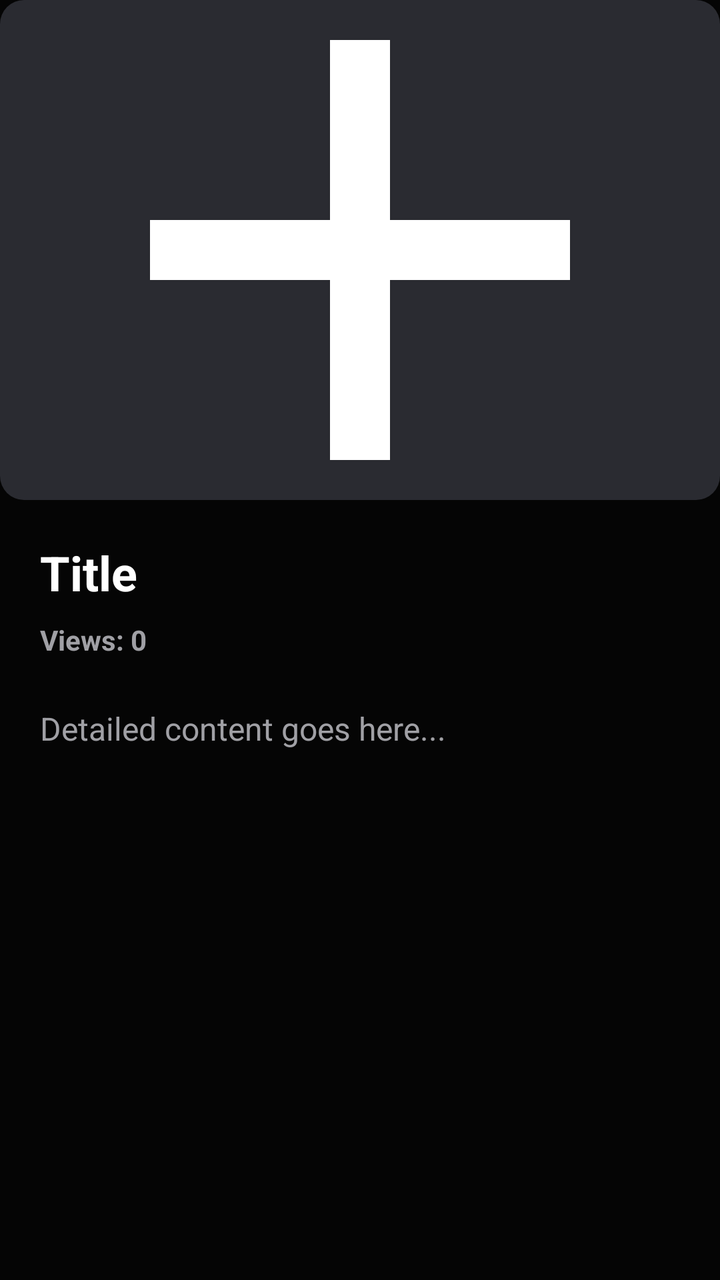
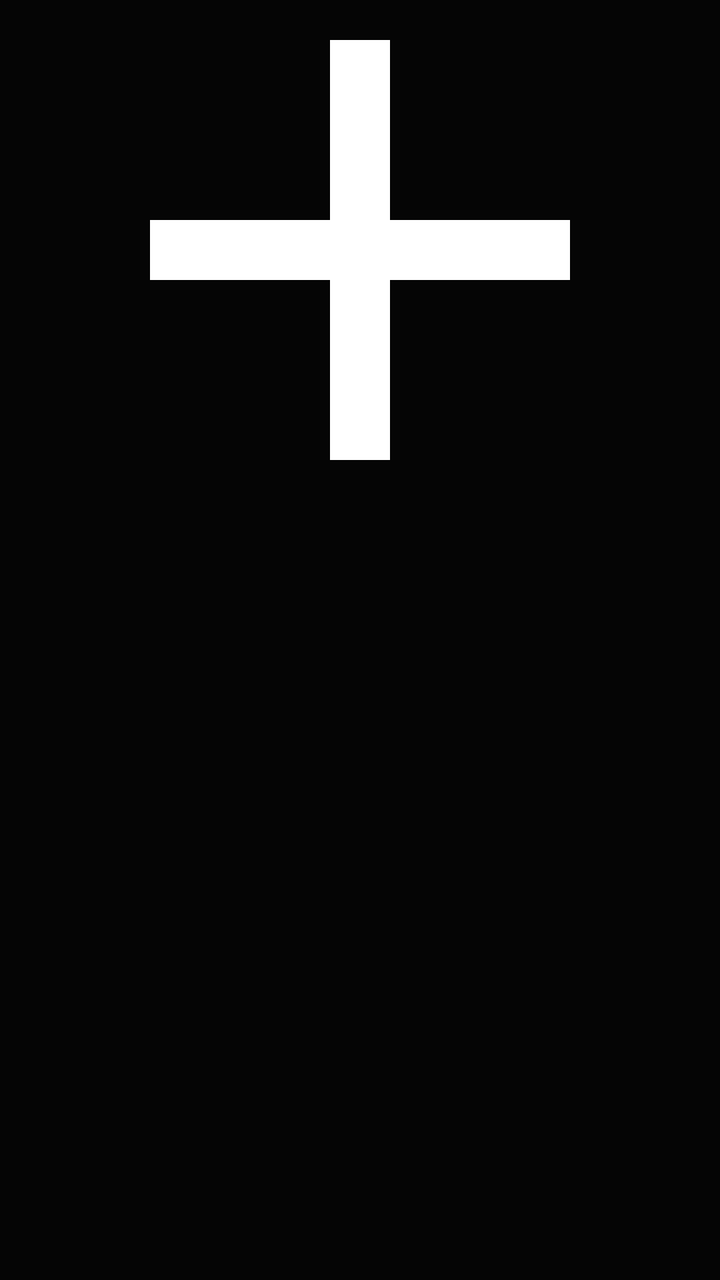

An Android layout rendered at two revisions. The XML below is the earlier revision; the diff shows what the commit changed to produce the second picture.
<!-- AndroidManifest.xml: application theme Theme.Lab06 -->
<!-- res/layout/activity_detail.xml -->
<?xml version="1.0" encoding="utf-8"?>
<LinearLayout xmlns:android="http://schemas.android.com/apk/res/android"
    android:id="@+id/main"
    android:layout_width="match_parent"
    android:layout_height="match_parent"
    android:background="@color/bg_main_dark"
    android:orientation="vertical">

    <ImageView
        android:id="@+id/img_detail_cover"
        android:layout_width="match_parent"
        android:layout_height="250dp"
        android:background="@drawable/bg_image_placeholder"
        android:scaleType="centerCrop"
        android:src="@drawable/ic_image_placeholder" />

    <LinearLayout
        android:layout_width="match_parent"
        android:layout_height="match_parent"
        android:orientation="vertical"
        android:padding="20dp">

        <TextView
            android:id="@+id/tv_detail_title"
            android:layout_width="match_parent"
            android:layout_height="wrap_content"
            android:text="Title"
            android:textColor="@color/text_title_white"
            android:textSize="24sp"
            android:textStyle="bold" />

        <TextView
            android:id="@+id/tv_detail_views"
            android:layout_width="match_parent"
            android:layout_height="wrap_content"
            android:layout_marginTop="8dp"
            android:text="Views: 0"
            android:textColor="@color/text_content_grey"
            android:textSize="14sp"
            android:textStyle="bold" />

        <TextView
            android:id="@+id/tv_detail_content"
            android:layout_width="match_parent"
            android:layout_height="wrap_content"
            android:layout_marginTop="24dp"
            android:lineSpacingExtra="6dp"
            android:text="Detailed content goes here..."
            android:textColor="@color/text_content_grey"
            android:textSize="16sp" />
    </LinearLayout>

</LinearLayout>
<!-- resources referenced by this layout -->
<resources>
  <color name="bg_main_dark">#050505</color>
  <color name="text_content_grey">#A0A0A5</color>
  <color name="text_title_white">#FFFFFF</color>
  <!-- drawable bg_image_placeholder (drawable) -->
  <?xml version="1.0" encoding="utf-8"?>
  <shape xmlns:android="http://schemas.android.com/apk/res/android"
      android:shape="rectangle">
      
      <solid android:color="#2A2B31" />
      
      <corners android:radius="12dp" />
  </shape>
  <!-- drawable ic_image_placeholder (drawable) -->
  <vector xmlns:android="http://schemas.android.com/apk/res/android" android:height="24dp" android:tint="#FFFFFF" android:viewportHeight="24" android:viewportWidth="24" android:width="24dp">
        
      <path android:fillColor="@android:color/white" android:pathData="M19,13h-6v6h-2v-6H5v-2h6V5h2v6h6v2z"/>
      
  </vector>
  <style name="Theme.Lab06" parent="Base.Theme.Lab06" />
  <style name="Base.Theme.Lab06" parent="Theme.AppCompat.DayNight.DarkActionBar">
          
          
      </style>
</resources>

<!-- the commit's change to res/layout/activity_detail.xml (unified diff, before → after) -->
@@ -1,53 +1,58 @@
 <?xml version="1.0" encoding="utf-8"?>
-<LinearLayout xmlns:android="http://schemas.android.com/apk/res/android"
+<ScrollView xmlns:android="http://schemas.android.com/apk/res/android"
     android:id="@+id/main"
     android:layout_width="match_parent"
     android:layout_height="match_parent"
     android:background="@color/bg_main_dark"
-    android:orientation="vertical">
+    android:fillViewport="true"> 
 
-    <ImageView
-        android:id="@+id/img_detail_cover"
-        android:layout_width="match_parent"
-        android:layout_height="250dp"
-        android:background="@drawable/bg_image_placeholder"
-        android:scaleType="centerCrop"
-        android:src="@drawable/ic_image_placeholder" />
-
+    
     <LinearLayout
         android:layout_width="match_parent"
-        android:layout_height="match_parent"
-        android:orientation="vertical"
-        android:padding="20dp">
+        android:layout_height="wrap_content"
+        android:orientation="vertical">
 
-        <TextView
-            android:id="@+id/tv_detail_title"
+        
+        <ImageView
+            android:id="@+id/img_detail_cover"
+            android:layout_width="match_parent"
+            android:layout_height="250dp"
+            android:scaleType="centerCrop"
+            android:src="@drawable/ic_image_placeholder" />
+
+        
+        <LinearLayout
             android:layout_width="match_parent"
             android:layout_height="wrap_content"
-            android:text="Title"
-            android:textColor="@color/text_title_white"
-            android:textSize="24sp"
-            android:textStyle="bold" />
+            android:orientation="vertical"
+            android:padding="20dp">
 
-        <TextView
-            android:id="@+id/tv_detail_views"
-            android:layout_width="match_parent"
-            android:layout_height="wrap_content"
-            android:layout_marginTop="8dp"
-            android:text="Views: 0"
-            android:textColor="@color/text_content_grey"
-            android:textSize="14sp"
-            android:textStyle="bold" />
+            <TextView
+                android:id="@+id/tv_detail_title"
+                android:layout_width="match_parent"
+                android:layout_height="wrap_content"
+                android:textColor="@color/text_title_white"
+                android:textSize="24sp"
+                android:textStyle="bold" />
 
-        <TextView
-            android:id="@+id/tv_detail_content"
-            android:layout_width="match_parent"
-            android:layout_height="wrap_content"
-            android:layout_marginTop="24dp"
-            android:lineSpacingExtra="6dp"
-            android:text="Detailed content goes here..."
-            android:textColor="@color/text_content_grey"
-            android:textSize="16sp" />
+            <TextView
+                android:id="@+id/tv_detail_views"
+                android:layout_width="match_parent"
+                android:layout_height="wrap_content"
+                android:layout_marginTop="8dp"
+                android:textColor="@color/text_content_grey"
+                android:textSize="14sp"
+                android:textStyle="bold" />
+
+            
+            <TextView
+                android:id="@+id/tv_detail_content"
+                android:layout_width="match_parent"
+                android:layout_height="wrap_content"
+                android:layout_marginTop="24dp"
+                android:lineSpacingExtra="6dp"
+                android:textColor="@color/text_content_grey"
+                android:textSize="16sp" />
+        </LinearLayout>
     </LinearLayout>
-
-</LinearLayout>
+</ScrollView>
<!-- resource entries referenced after the edit -->
@@ -3,15 +3,6 @@
   <color name="bg_main_dark">#050505</color>
   <color name="text_content_grey">#A0A0A5</color>
   <color name="text_title_white">#FFFFFF</color>
-  <!-- drawable bg_image_placeholder (drawable) -->
-  <?xml version="1.0" encoding="utf-8"?>
-  <shape xmlns:android="http://schemas.android.com/apk/res/android"
-      android:shape="rectangle">
-      
-      <solid android:color="#2A2B31" />
-      
-      <corners android:radius="12dp" />
-  </shape>
   <!-- drawable ic_image_placeholder (drawable) -->
   <vector xmlns:android="http://schemas.android.com/apk/res/android" android:height="24dp" android:tint="#FFFFFF" android:viewportHeight="24" android:viewportWidth="24" android:width="24dp">
         
